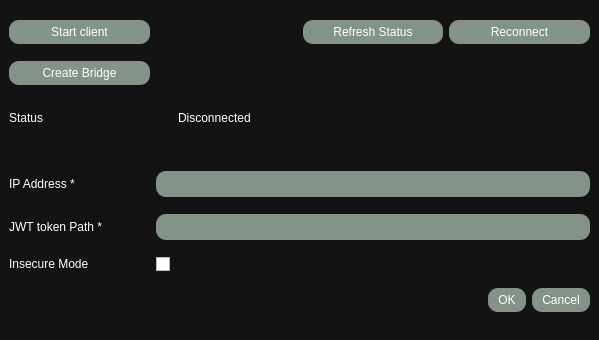
suchinton/AGL_Demo_Control_Panel, file ui/Settings_Window.ui: the form before one commit.
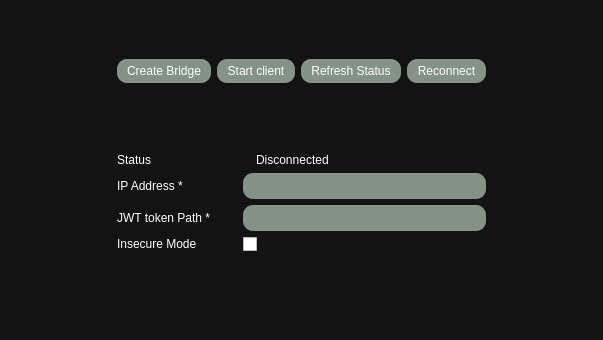
The form after the commit. Icons and pictures are not drawn.

Commit message: Reformat Settings and config

The edit to the form file:
```diff
--- a/ui/Settings_Window.ui
+++ b/ui/Settings_Window.ui
@@ -6,7 +6,7 @@
    <rect>
     <x>0</x>
     <y>0</y>
-    <width>599</width>
+    <width>603</width>
     <height>340</height>
    </rect>
   </property>
@@ -50,50 +50,30 @@
   </property>
   <widget class="QWidget" name="centralwidget">
    <layout class="QGridLayout" name="gridLayout">
-    <item row="0" column="0">
-     <widget class="QPushButton" name="startClientBtn">
-      <property name="text">
-       <string>Start client</string>
-      </property>
-      <property name="icon">
-       <iconset resource="../assets/res.qrc">
-        <normaloff>:/icons/feather/play.svg</normaloff>:/icons/feather/play.svg</iconset>
-      </property>
-     </widget>
-    </item>
-    <item row="6" column="0">
-     <widget class="QLabel" name="tokenPath">
-      <property name="text">
-       <string>JWT token Path *</string>
-      </property>
-     </widget>
-    </item>
-    <item row="2" column="1" colspan="3">
-     <widget class="QFrame" name="frame">
-      <property name="sizePolicy">
-       <sizepolicy hsizetype="Preferred" vsizetype="Maximum">
-        <horstretch>0</horstretch>
-        <verstretch>0</verstretch>
-       </sizepolicy>
-      </property>
+    <item row="3" column="1" colspan="3">
+     <widget class="QFrame" name="frame_3">
       <property name="frameShape">
        <enum>QFrame::StyledPanel</enum>
       </property>
       <property name="frameShadow">
        <enum>QFrame::Raised</enum>
       </property>
-      <layout class="QHBoxLayout" name="horizontalLayout">
-       <item alignment="Qt::AlignLeft|Qt::AlignVCenter">
-        <widget class="QLabel" name="connectionLogo">
+      <layout class="QGridLayout" name="gridLayout_2">
+       <item row="4" column="1">
+        <widget class="QLabel" name="label">
          <property name="text">
-          <string/>
+          <string>Insecure Mode</string>
          </property>
-         <property name="pixmap">
-          <pixmap resource="../assets/res.qrc">:/icons/feather/alert-triangle.svg</pixmap>
+        </widget>
+       </item>
+       <item row="1" column="1">
+        <widget class="QLabel" name="status">
+         <property name="text">
+          <string>Status</string>
          </property>
         </widget>
        </item>
-       <item alignment="Qt::AlignVCenter">
+       <item row="1" column="4">
         <widget class="QLabel" name="connectionStatus">
          <property name="sizePolicy">
           <sizepolicy hsizetype="Expanding" vsizetype="Preferred">
@@ -106,89 +86,211 @@
          </property>
         </widget>
        </item>
+       <item row="3" column="1">
+        <widget class="QLabel" name="tokenPath">
+         <property name="text">
+          <string>JWT token Path *</string>
+         </property>
+        </widget>
+       </item>
+       <item row="2" column="1">
+        <widget class="QLabel" name="IPAddr">
+         <property name="text">
+          <string>IP Address *</string>
+         </property>
+        </widget>
+       </item>
+       <item row="0" column="1" colspan="4">
+        <spacer name="verticalSpacer_2">
+         <property name="orientation">
+          <enum>Qt::Vertical</enum>
+         </property>
+         <property name="sizeType">
+          <enum>QSizePolicy::Maximum</enum>
+         </property>
+         <property name="sizeHint" stdset="0">
+          <size>
+           <width>20</width>
+           <height>40</height>
+          </size>
+         </property>
+        </spacer>
+       </item>
+       <item row="1" column="3">
+        <widget class="QLabel" name="connectionLogo">
+         <property name="text">
+          <string/>
+         </property>
+         <property name="pixmap">
+          <pixmap resource="../assets/res.qrc">:/icons/feather/alert-triangle.svg</pixmap>
+         </property>
+        </widget>
+       </item>
+       <item row="2" column="3" colspan="2">
+        <widget class="QLineEdit" name="IPAddrInput"/>
+       </item>
+       <item row="3" column="3" colspan="2">
+        <widget class="QLineEdit" name="tokenPathInput"/>
+       </item>
+       <item row="4" column="3" colspan="2">
+        <widget class="QCheckBox" name="checkBox">
+         <property name="text">
+          <string/>
+         </property>
+         <property name="checked">
+          <bool>false</bool>
+         </property>
+        </widget>
+       </item>
+       <item row="1" column="2" rowspan="4">
+        <spacer name="horizontalSpacer_3">
+         <property name="orientation">
+          <enum>Qt::Horizontal</enum>
+         </property>
+         <property name="sizeType">
+          <enum>QSizePolicy::Fixed</enum>
+         </property>
+         <property name="sizeHint" stdset="0">
+          <size>
+           <width>20</width>
+           <height>20</height>
+          </size>
+         </property>
+        </spacer>
+       </item>
       </layout>
      </widget>
     </item>
-    <item row="4" column="0" colspan="4">
-     <widget class="Line" name="line">
+    <item row="1" column="4" rowspan="5">
+     <spacer name="horizontalSpacer">
       <property name="orientation">
        <enum>Qt::Horizontal</enum>
       </property>
-     </widget>
-    </item>
-    <item row="7" column="1" colspan="3">
-     <widget class="QCheckBox" name="checkBox">
-      <property name="text">
-       <string/>
+      <property name="sizeHint" stdset="0">
+       <size>
+        <width>40</width>
+        <height>20</height>
+       </size>
       </property>
-      <property name="checked">
-       <bool>false</bool>
-      </property>
-     </widget>
+     </spacer>
     </item>
-    <item row="8" column="0" colspan="4">
-     <widget class="QDialogButtonBox" name="buttonBox">
-      <property name="standardButtons">
-       <set>QDialogButtonBox::Cancel|QDialogButtonBox::Ok</set>
+    <item row="1" column="1" colspan="3">
+     <widget class="QFrame" name="frame_2">
+      <property name="sizePolicy">
+       <sizepolicy hsizetype="Preferred" vsizetype="Fixed">
+        <horstretch>0</horstretch>
+        <verstretch>0</verstretch>
+       </sizepolicy>
       </property>
-     </widget>
-    </item>
-    <item row="0" column="2">
-     <widget class="QPushButton" name="refreshBtn">
-      <property name="text">
-       <string>Refresh Status</string>
+      <property name="frameShape">
+       <enum>QFrame::StyledPanel</enum>
       </property>
-     </widget>
-    </item>
-    <item row="7" column="0">
-     <widget class="QLabel" name="label">
-      <property name="text">
-       <string>Insecure Mode</string>
+      <property name="frameShadow">
+       <enum>QFrame::Raised</enum>
       </property>
+      <layout class="QHBoxLayout" name="horizontalLayout_2">
+       <item>
+        <widget class="QPushButton" name="pushButton">
+         <property name="text">
+          <string>Create Bridge</string>
+         </property>
+         <property name="icon">
+          <iconset resource="../assets/res.qrc">
+           <normaloff>:/icons/feather/link.svg</normaloff>:/icons/feather/link.svg</iconset>
+         </property>
+        </widget>
+       </item>
+       <item>
+        <widget class="QPushButton" name="startClientBtn">
+         <property name="text">
+          <string>Start client</string>
+         </property>
+         <property name="icon">
+          <iconset resource="../assets/res.qrc">
+           <normaloff>:/icons/feather/play.svg</normaloff>:/icons/feather/play.svg</iconset>
+         </property>
+        </widget>
+       </item>
+       <item>
+        <widget class="QPushButton" name="refreshBtn">
+         <property name="text">
+          <string>Refresh Status</string>
+         </property>
+        </widget>
+       </item>
+       <item>
+        <widget class="QPushButton" name="reconnectBtn">
+         <property name="text">
+          <string>Reconnect</string>
+         </property>
+         <property name="icon">
+          <iconset resource="../assets/res.qrc">
+           <normaloff>:/icons/feather/refresh-cw.svg</normaloff>:/icons/feather/refresh-cw.svg</iconset>
+         </property>
+        </widget>
+       </item>
+      </layout>
      </widget>
     </item>
-    <item row="5" column="0">
-     <widget class="QLabel" name="IPAddr">
-      <property name="text">
-       <string>IP Address *</string>
-      </property>
-     </widget>
-    </item>
-    <item row="5" column="1" colspan="3">
-     <widget class="QLineEdit" name="IPAddrInput"/>
-    </item>
-    <item row="0" column="3">
-     <widget class="QPushButton" name="reconnectBtn">
-      <property name="text">
-       <string>Reconnect</string>
-      </property>
-      <property name="icon">
-       <iconset resource="../assets/res.qrc">
-        <normaloff>:/icons/feather/refresh-cw.svg</normaloff>:/icons/feather/refresh-cw.svg</iconset>
-      </property>
-     </widget>
-    </item>
-    <item row="2" column="0">
-     <widget class="QLabel" name="status">
-      <property name="text">
-       <string>Status</string>
-      </property>
-     </widget>
-    </item>
-    <item row="6" column="1" colspan="3">
-     <widget class="QLineEdit" name="tokenPathInput"/>
-    </item>
     <item row="1" column="0">
-     <widget class="QPushButton" name="pushButton">
-      <property name="text">
-       <string>Create Bridge</string>
+     <spacer name="horizontalSpacer_2">
+      <property name="orientation">
+       <enum>Qt::Horizontal</enum>
       </property>
-      <property name="icon">
-       <iconset resource="../assets/res.qrc">
-        <normaloff>:/icons/feather/link.svg</normaloff>:/icons/feather/link.svg</iconset>
+      <property name="sizeHint" stdset="0">
+       <size>
+        <width>40</width>
+        <height>20</height>
+       </size>
       </property>
+     </spacer>
+    </item>
+    <item row="5" column="1" colspan="3">
+     <spacer name="verticalSpacer">
+      <property name="orientation">
+       <enum>Qt::Vertical</enum>
+      </property>
+      <property name="sizeType">
+       <enum>QSizePolicy::Expanding</enum>
+      </property>
+      <property name="sizeHint" stdset="0">
+       <size>
+        <width>20</width>
+        <height>40</height>
+       </size>
+      </property>
+     </spacer>
+    </item>
+    <item row="4" column="2" colspan="2">
+     <widget class="QFrame" name="frame">
+      <property name="sizePolicy">
+       <sizepolicy hsizetype="Preferred" vsizetype="Maximum">
+        <horstretch>0</horstretch>
+        <verstretch>0</verstretch>
+       </sizepolicy>
+      </property>
+      <property name="frameShape">
+       <enum>QFrame::StyledPanel</enum>
+      </property>
+      <property name="frameShadow">
+       <enum>QFrame::Raised</enum>
+      </property>
+      <layout class="QHBoxLayout" name="horizontalLayout"/>
      </widget>
     </item>
+    <item row="0" column="0" colspan="5">
+     <spacer name="verticalSpacer_3">
+      <property name="orientation">
+       <enum>Qt::Vertical</enum>
+      </property>
+      <property name="sizeHint" stdset="0">
+       <size>
+        <width>20</width>
+        <height>40</height>
+       </size>
+      </property>
+     </spacer>
+    </item>
    </layout>
   </widget>
  </widget>
```
The commit also changes 3 other files.
